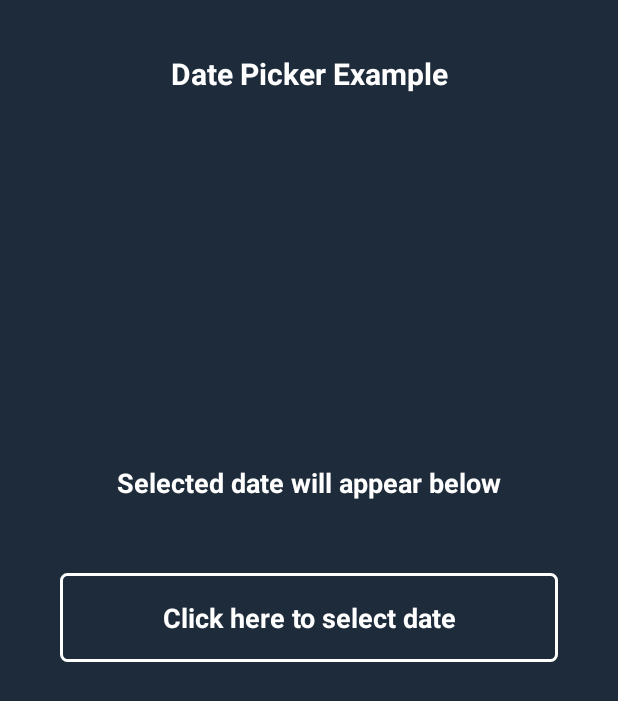
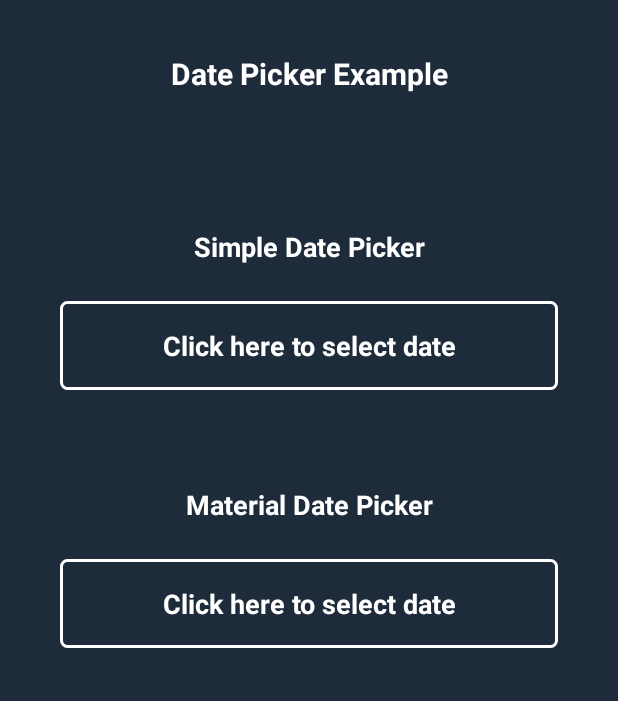
Before and after one commit to ChinmayMunje/CustomDropDownMenuInAndroid, an Android app: the layout activity_date_picker.xml on its own in the app's theme, with its tools: preview values and no code run, on a phone screen of 412 x 824 dp. Shown: the top 701 px of the screen. Run offline under Robolectric (Android 15) with nearby library versions, the phone set to English and light mode, and no system bars.

Commit message:
Simple and Material Date Picker Example.

```diff
--- a/app/src/main/AndroidManifest.xml
+++ b/app/src/main/AndroidManifest.xml
@@ -13,14 +13,14 @@
         android:theme="@style/Theme.GoogleMapsRoutes"
         android:usesCleartextTraffic="true">
         <activity android:name=".Retrofit.AddDataActivity"></activity>
-        <activity android:name=".Retrofit.HomeActivity">
+        <activity android:name=".Retrofit.HomeActivity"></activity>
+        <activity android:name=".DatePickerActivity">
             <intent-filter>
                 <action android:name="android.intent.action.MAIN" />
 
                 <category android:name="android.intent.category.LAUNCHER" />
             </intent-filter>
         </activity>
-        <activity android:name=".DatePickerActivity"></activity>
         <activity android:name=".CustomSpinner.DropDownActivity" />
         <activity android:name=".GlideActivity" />
         <activity android:name=".MainActivity" />
--- a/app/src/main/res/layout/activity_date_picker.xml
+++ b/app/src/main/res/layout/activity_date_picker.xml
@@ -1,9 +1,10 @@
 <?xml version="1.0" encoding="utf-8"?>
-<RelativeLayout xmlns:android="http://schemas.android.com/apk/res/android"
+<LinearLayout xmlns:android="http://schemas.android.com/apk/res/android"
     xmlns:tools="http://schemas.android.com/tools"
     android:layout_width="match_parent"
     android:layout_height="match_parent"
     android:background="@color/dark_blue"
+    android:orientation="vertical"
     tools:context=".DatePickerActivity">
 
     <TextView
@@ -22,11 +23,25 @@
     <TextView
         android:layout_width="match_parent"
         android:layout_height="wrap_content"
-        android:layout_above="@id/idLLDate"
-        android:layout_margin="4dp"
+        android:layout_marginTop="40dp"
         android:gravity="center"
         android:padding="4dp"
         android:text="Selected date will appear below"
+        android:textAlignment="center"
+        android:textColor="@color/white"
+        android:textSize="18sp"
+        android:textStyle="bold"
+        android:visibility="gone" />
+
+    <TextView
+        android:id="@+id/idTVSimpleDate"
+        android:layout_width="match_parent"
+        android:layout_height="wrap_content"
+        android:layout_marginTop="80dp"
+        android:layout_marginBottom="-20dp"
+        android:gravity="center"
+        android:padding="4dp"
+        android:text="Simple Date Picker"
         android:textAlignment="center"
         android:textColor="@color/white"
         android:textSize="18sp"
@@ -36,7 +51,6 @@
         android:id="@+id/idLLDate"
         android:layout_width="match_parent"
         android:layout_height="wrap_content"
-        android:layout_centerInParent="true"
         android:layout_margin="40dp"
         android:background="@drawable/spinner_back"
         android:orientation="horizontal"
@@ -58,15 +72,45 @@
             android:textStyle="bold" />
 
 
-        <ImageView
+    </LinearLayout>
+
+    <TextView
+        android:id="@+id/idTVMaterialDate"
+        android:layout_width="match_parent"
+        android:layout_height="wrap_content"
+        android:layout_marginTop="20dp"
+        android:layout_marginBottom="-20dp"
+        android:gravity="center"
+        android:padding="4dp"
+        android:text="Material Date Picker"
+        android:textAlignment="center"
+        android:textColor="@color/white"
+        android:textSize="18sp"
+        android:textStyle="bold" />
+
+    <LinearLayout
+        android:id="@+id/idLLMaterialDatePicker"
+        android:layout_width="match_parent"
+        android:layout_height="wrap_content"
+        android:layout_margin="40dp"
+        android:background="@drawable/spinner_back"
+        android:orientation="horizontal"
+        android:padding="10dp"
+        android:weightSum="3">
+
+        <TextView
+            android:id="@+id/idTVMaterialDatePicker"
             android:layout_width="0dp"
             android:layout_height="wrap_content"
             android:layout_gravity="center"
-            android:layout_weight="0.5"
-            android:src="@drawable/ic_right_arrow"
-            android:visibility="gone" />
+            android:layout_margin="3dp"
+            android:layout_weight="3"
+            android:padding="4dp"
+            android:text="Click here to select date"
+            android:textAlignment="center"
+            android:textColor="@color/white"
+            android:textSize="18sp"
+            android:textStyle="bold" />
 
     </LinearLayout>
-
-
-</RelativeLayout>
+</LinearLayout>
--- a/app/src/main/res/values/colors.xml
+++ b/app/src/main/res/values/colors.xml
@@ -3,7 +3,7 @@
     <color name="purple_200">#1E2B3A</color>
     <color name="purple_500">#1E2B3A</color>
     <color name="purple_700">#1E2B3A</color>
-    <color name="teal_200">#FF03DAC5</color>
+    <color name="teal_200">#202C3B</color>
     <color name="teal_700">#FF018786</color>
     <color name="black">#FF000000</color>
     <color name="white">#FFFFFFFF</color>
```
Also changed, not shown: app/src/main/java/com/gtappdevelopers/googlemapsroutes/DatePickerActivity.java (+39 -7 lines), app/src/main/res/drawable/screenshot.jpg (added).
